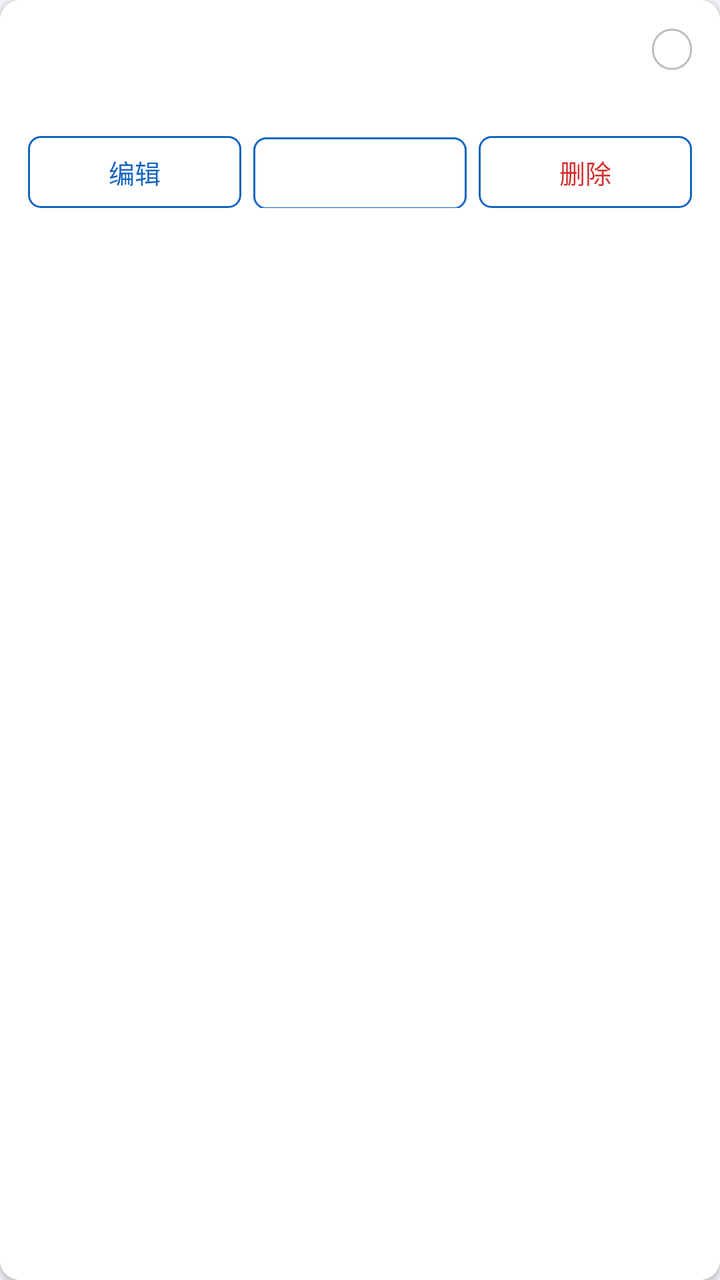
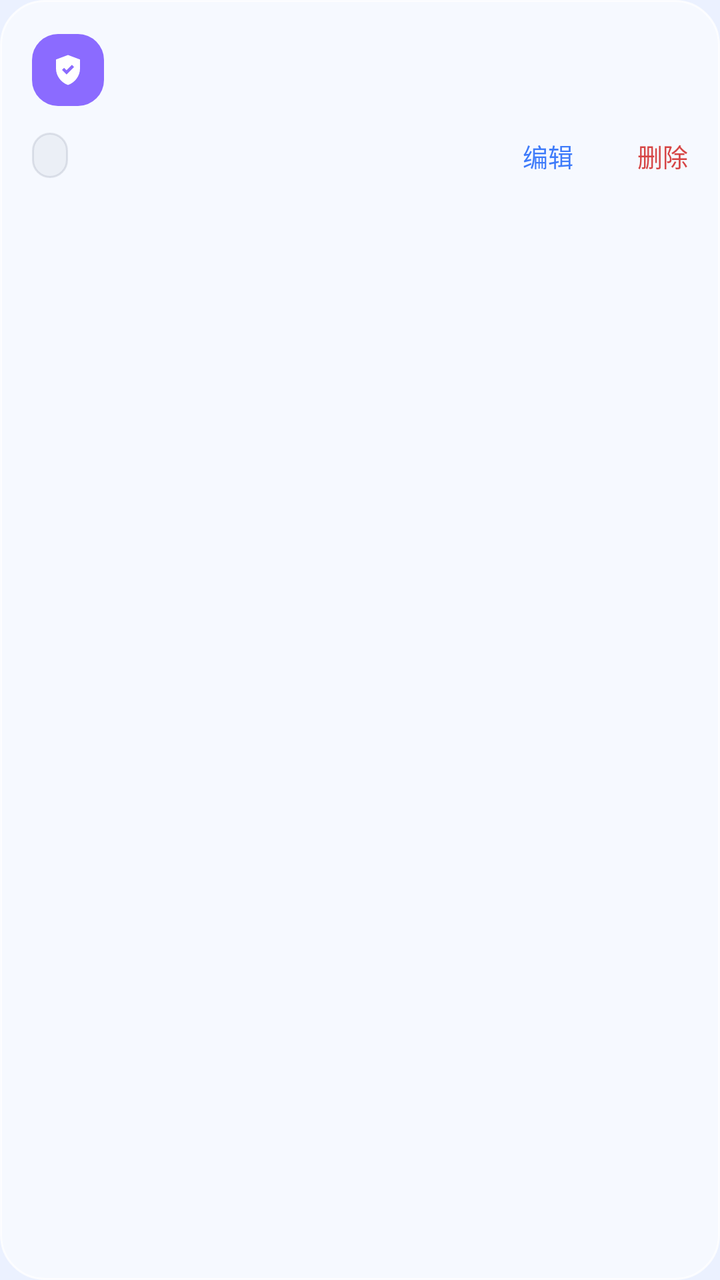

An Android layout rendered at two revisions. The XML below is the earlier revision; the diff shows what the commit changed to produce the second picture.
<!-- AndroidManifest.xml: application theme Theme.MyOpenWrt -->
<!-- res/layout/item_openclash_sub.xml -->
<?xml version="1.0" encoding="utf-8"?>
<LinearLayout xmlns:android="http://schemas.android.com/apk/res/android"
    style="@style/CardContainer"
    android:orientation="vertical">

    
    <LinearLayout
        android:layout_width="match_parent"
        android:layout_height="wrap_content"
        android:gravity="center_vertical"
        android:orientation="horizontal">

        <TextView
            android:id="@+id/tv_name"
            android:layout_width="0dp"
            android:layout_height="wrap_content"
            android:layout_weight="1"
            android:ellipsize="end"
            android:maxLines="1"
            android:textColor="@color/text_primary"
            android:textSize="16sp"
            android:textStyle="bold" />

        <TextView
            android:id="@+id/tv_current"
            android:layout_width="wrap_content"
            android:layout_height="wrap_content"
            android:background="@drawable/bg_chip"
            android:paddingStart="10dp"
            android:paddingTop="3dp"
            android:paddingEnd="10dp"
            android:paddingBottom="3dp"
            android:text="@string/oc_current_badge"
            android:textColor="@color/status_on"
            android:textSize="11sp"
            android:visibility="gone" />

        <TextView
            android:id="@+id/tv_state"
            android:layout_width="wrap_content"
            android:layout_height="wrap_content"
            android:layout_marginStart="6dp"
            android:background="@drawable/bg_chip"
            android:paddingStart="10dp"
            android:paddingTop="3dp"
            android:paddingEnd="10dp"
            android:paddingBottom="3dp"
            android:textColor="@color/text_secondary"
            android:textSize="11sp" />
    </LinearLayout>

    
    <TextView
        android:id="@+id/tv_address"
        android:layout_width="match_parent"
        android:layout_height="wrap_content"
        android:layout_marginTop="6dp"
        android:ellipsize="end"
        android:fontFamily="monospace"
        android:maxLines="3"
        android:textColor="@color/text_secondary"
        android:textIsSelectable="true"
        android:textSize="12sp" />

    
    <LinearLayout
        android:layout_width="match_parent"
        android:layout_height="wrap_content"
        android:layout_marginTop="10dp"
        android:orientation="horizontal">

        <TextView
            android:id="@+id/btn_edit"
            android:layout_width="0dp"
            android:layout_height="36dp"
            android:layout_weight="1"
            android:background="@drawable/bg_btn"
            android:clickable="true"
            android:focusable="true"
            android:gravity="center"
            android:text="@string/oc_edit"
            android:textColor="@color/primary"
            android:textSize="13sp" />

        <TextView
            android:id="@+id/btn_toggle"
            android:layout_width="0dp"
            android:layout_height="36dp"
            android:layout_marginStart="6dp"
            android:layout_weight="1"
            android:background="@drawable/bg_btn"
            android:clickable="true"
            android:focusable="true"
            android:gravity="center"
            android:textColor="@color/primary"
            android:textSize="13sp" />

        <TextView
            android:id="@+id/btn_delete"
            android:layout_width="0dp"
            android:layout_height="36dp"
            android:layout_marginStart="6dp"
            android:layout_weight="1"
            android:background="@drawable/bg_btn"
            android:clickable="true"
            android:focusable="true"
            android:gravity="center"
            android:text="@string/oc_delete"
            android:textColor="#D32F2F"
            android:textSize="13sp" />
    </LinearLayout>
</LinearLayout>
<!-- resources referenced by this layout -->
<resources>
  <color name="primary">#1565C0</color>
  <color name="status_on">#4CAF50</color>
  <color name="text_primary">#212121</color>
  <color name="text_secondary">#757575</color>
  <!-- drawable bg_btn (drawable) -->
  <?xml version="1.0" encoding="utf-8"?>
  <shape xmlns:android="http://schemas.android.com/apk/res/android"
      android:shape="rectangle">
      <solid android:color="#00000000" />
      <stroke
          android:width="1dp"
          android:color="@color/primary" />
      <corners android:radius="6dp" />
  </shape>
  <!-- drawable bg_chip (drawable) -->
  <?xml version="1.0" encoding="utf-8"?>
  <shape xmlns:android="http://schemas.android.com/apk/res/android"
      android:shape="rectangle">
      <solid android:color="#00000000" />
      <stroke
          android:width="1dp"
          android:color="#BDBDBD" />
      <corners android:radius="20dp" />
  </shape>
  <string name="oc_current_badge">当前配置</string>
  <string name="oc_delete">删除</string>
  <string name="oc_edit">编辑</string>
  <style name="CardContainer">
          <item name="android:layout_width">match_parent</item>
          <item name="android:layout_height">wrap_content</item>
          <item name="android:layout_marginStart">12dp</item>
          <item name="android:layout_marginEnd">12dp</item>
          <item name="android:layout_marginTop">8dp</item>
          <item name="android:layout_marginBottom">8dp</item>
          <item name="android:padding">14dp</item>
          <item name="android:background">@drawable/bg_card</item>
          <item name="android:elevation">2dp</item>
      </style>
  <style name="Theme.MyOpenWrt" parent="Theme.Material3.DayNight.NoActionBar">
          <item name="colorPrimary">@color/primary</item>
          <item name="colorPrimaryDark">@color/primary_dark</item>
          <item name="colorAccent">@color/accent</item>
          <item name="android:statusBarColor" tools:targetApi="l">@color/primary_dark</item>
          <item name="android:windowBackground">@color/bg_screen</item>
      </style>
  <!-- drawable bg_card (drawable) -->
  <?xml version="1.0" encoding="utf-8"?>
  <shape xmlns:android="http://schemas.android.com/apk/res/android"
      android:shape="rectangle">
      <solid android:color="@color/card_bg" />
      <corners android:radius="10dp" />
  </shape>
  <color name="primary_dark">#0D47A1</color>
  <color name="accent">#00BCD4</color>
  <color name="bg_screen">#F2F4F7</color>
  <color name="card_bg">#FFFFFFFF</color>
</resources>

<!-- the commit's change to res/layout/item_openclash_sub.xml (unified diff, before → after) -->
@@ -1,112 +1,126 @@
 <?xml version="1.0" encoding="utf-8"?>
 <LinearLayout xmlns:android="http://schemas.android.com/apk/res/android"
-    style="@style/CardContainer"
-    android:orientation="vertical">
+    android:layout_width="match_parent"
+    android:layout_height="wrap_content"
+    android:layout_marginBottom="10dp"
+    android:background="@drawable/bg_glass_card"
+    android:elevation="2dp"
+    android:orientation="vertical"
+    android:padding="16dp">
 
-    
     <LinearLayout
         android:layout_width="match_parent"
         android:layout_height="wrap_content"
         android:gravity="center_vertical"
         android:orientation="horizontal">
 
-        <TextView
-            android:id="@+id/tv_name"
+        <ImageView
+            android:layout_width="36dp"
+            android:layout_height="36dp"
+            android:background="@drawable/bg_icon_secondary"
+            android:padding="9dp"
+            android:src="@drawable/ic_shield"
+            android:tint="@color/white" />
+
+        <LinearLayout
             android:layout_width="0dp"
             android:layout_height="wrap_content"
+            android:layout_marginStart="10dp"
             android:layout_weight="1"
-            android:ellipsize="end"
-            android:maxLines="1"
-            android:textColor="@color/text_primary"
-            android:textSize="16sp"
-            android:textStyle="bold" />
+            android:orientation="vertical">
 
-        <TextView
-            android:id="@+id/tv_current"
-            android:layout_width="wrap_content"
-            android:layout_height="wrap_content"
-            android:background="@drawable/bg_chip"
-            android:paddingStart="10dp"
-            android:paddingTop="3dp"
-            android:paddingEnd="10dp"
-            android:paddingBottom="3dp"
-            android:text="@string/oc_current_badge"
-            android:textColor="@color/status_on"
-            android:textSize="11sp"
-            android:visibility="gone" />
+            <LinearLayout
+                android:layout_width="match_parent"
+                android:layout_height="wrap_content"
+                android:gravity="center_vertical"
+                android:orientation="horizontal">
+
+                <TextView
+                    android:id="@+id/tv_name"
+                    android:layout_width="wrap_content"
+                    android:layout_height="wrap_content"
+                    android:ellipsize="end"
+                    android:maxLines="1"
+                    android:textColor="@color/text_primary"
+                    android:textSize="14.5sp"
+                    android:textStyle="bold" />
+
+                <TextView
+                    android:id="@+id/tv_current"
+                    style="@style/ChipText"
+                    android:layout_width="wrap_content"
+                    android:layout_height="wrap_content"
+                    android:layout_marginStart="6dp"
+                    android:background="@drawable/bg_chip_success"
+                    android:text="@string/oc_current_badge"
+                    android:textColor="@color/status_on"
+                    android:visibility="gone" />
+            </LinearLayout>
+
+            <TextView
+                android:id="@+id/tv_address"
+                android:layout_width="match_parent"
+                android:layout_height="wrap_content"
+                android:layout_marginTop="3dp"
+                android:ellipsize="end"
+                android:fontFamily="monospace"
+                android:maxLines="1"
+                android:textColor="@color/text_secondary"
+                android:textIsSelectable="true"
+                android:textSize="11.5sp" />
+        </LinearLayout>
+    </LinearLayout>
+
+    <LinearLayout
+        android:layout_width="match_parent"
+        android:layout_height="wrap_content"
+        android:layout_marginTop="8dp"
+        android:gravity="center_vertical"
+        android:orientation="horizontal">
 
         <TextView
             android:id="@+id/tv_state"
+            style="@style/ChipText"
             android:layout_width="wrap_content"
             android:layout_height="wrap_content"
-            android:layout_marginStart="6dp"
-            android:background="@drawable/bg_chip"
-            android:paddingStart="10dp"
-            android:paddingTop="3dp"
-            android:paddingEnd="10dp"
-            android:paddingBottom="3dp"
-            android:textColor="@color/text_secondary"
-            android:textSize="11sp" />
-    </LinearLayout>
-
-    
-    <TextView
-        android:id="@+id/tv_address"
-        android:layout_width="match_parent"
-        android:layout_height="wrap_content"
-        android:layout_marginTop="6dp"
-        android:ellipsize="end"
-        android:fontFamily="monospace"
-        android:maxLines="3"
-        android:textColor="@color/text_secondary"
-        android:textIsSelectable="true"
-        android:textSize="12sp" />
-
-    
-    <LinearLayout
-        android:layout_width="match_parent"
-        android:layout_height="wrap_content"
-        android:layout_marginTop="10dp"
-        android:orientation="horizontal">
+            android:background="@drawable/bg_chip_neutral"
+            android:textColor="@color/text_secondary" />
 
         <TextView
             android:id="@+id/btn_edit"
             android:layout_width="0dp"
-            android:layout_height="36dp"
+            android:layout_height="wrap_content"
             android:layout_weight="1"
-            android:background="@drawable/bg_btn"
-            android:clickable="true"
-            android:focusable="true"
-            android:gravity="center"
+            android:gravity="end"
+            android:paddingStart="8dp"
+            android:paddingTop="6dp"
+            android:paddingEnd="8dp"
+            android:paddingBottom="6dp"
             android:text="@string/oc_edit"
             android:textColor="@color/primary"
-            android:textSize="13sp" />
+            android:textSize="12.5sp" />
 
         <TextView
             android:id="@+id/btn_toggle"
-            android:layout_width="0dp"
-            android:layout_height="36dp"
-            android:layout_marginStart="6dp"
-            android:layout_weight="1"
-            android:background="@drawable/bg_btn"
-            android:clickable="true"
-            android:focusable="true"
-            android:gravity="center"
+            android:layout_width="wrap_content"
+            android:layout_height="wrap_content"
+            android:paddingStart="8dp"
+            android:paddingTop="6dp"
+            android:paddingEnd="8dp"
+            android:paddingBottom="6dp"
             android:textColor="@color/primary"
-            android:textSize="13sp" />
+            android:textSize="12.5sp" />
 
         <TextView
             android:id="@+id/btn_delete"
-            android:layout_width="0dp"
-            android:layout_height="36dp"
-            android:layout_marginStart="6dp"
-            android:layout_weight="1"
-            android:background="@drawable/bg_btn"
-            android:clickable="true"
-            android:focusable="true"
-            android:gravity="center"
+            android:layout_width="wrap_content"
+            android:layout_height="wrap_content"
+            android:paddingStart="8dp"
+            android:paddingTop="6dp"
+            android:paddingEnd="0dp"
+            android:paddingBottom="6dp"
             android:text="@string/oc_delete"
-            android:textColor="#D32F2F"
-            android:textSize="13sp" />
+            android:textColor="@color/danger"
+            android:textSize="12.5sp" />
     </LinearLayout>
 </LinearLayout>
<!-- resource entries referenced after the edit -->
@@ -1,60 +1,91 @@
 <!-- resources referenced by this layout -->
 <resources>
-  <color name="primary">#1565C0</color>
-  <color name="status_on">#4CAF50</color>
-  <color name="text_primary">#212121</color>
-  <color name="text_secondary">#757575</color>
-  <!-- drawable bg_btn (drawable) -->
+  <color name="danger">#FFD64545</color>
+  <color name="primary">#FF3E7BFA</color>
+  <color name="status_on">#FF27C281</color>
+  <color name="text_primary">#FF1B2436</color>
+  <color name="text_secondary">#FF6B7690</color>
+  <color name="white">#FFFFFFFF</color>
+  <!-- drawable bg_chip_neutral (drawable) -->
   <?xml version="1.0" encoding="utf-8"?>
   <shape xmlns:android="http://schemas.android.com/apk/res/android"
       android:shape="rectangle">
-      <solid android:color="#00000000" />
+      <solid android:color="#1F9AA3B2" />
       <stroke
           android:width="1dp"
-          android:color="@color/primary" />
-      <corners android:radius="6dp" />
+          android:color="#479AA3B2" />
+      <corners android:radius="20dp" />
   </shape>
-  <!-- drawable bg_chip (drawable) -->
+  <!-- drawable bg_chip_success (drawable) -->
   <?xml version="1.0" encoding="utf-8"?>
   <shape xmlns:android="http://schemas.android.com/apk/res/android"
       android:shape="rectangle">
-      <solid android:color="#00000000" />
+      <solid android:color="#1F27C281" />
       <stroke
           android:width="1dp"
-          android:color="#BDBDBD" />
+          android:color="#4727C281" />
       <corners android:radius="20dp" />
   </shape>
+  <!-- drawable bg_glass_card (drawable) -->
+  <?xml version="1.0" encoding="utf-8"?>
+  <shape xmlns:android="http://schemas.android.com/apk/res/android"
+      android:shape="rectangle">
+      <solid android:color="@color/glass_fill" />
+      <stroke
+          android:width="1dp"
+          android:color="@color/glass_border" />
+      <corners android:radius="22dp" />
+  </shape>
+  <!-- drawable bg_icon_secondary (drawable) -->
+  <?xml version="1.0" encoding="utf-8"?>
+  <shape xmlns:android="http://schemas.android.com/apk/res/android"
+      android:shape="rectangle">
+      <solid android:color="@color/secondary" />
+      <corners android:radius="13dp" />
+  </shape>
+  <!-- drawable ic_shield (drawable) -->
+  <vector xmlns:android="http://schemas.android.com/apk/res/android"
+      android:width="24dp"
+      android:height="24dp"
+      android:viewportWidth="24"
+      android:viewportHeight="24">
+      <path
+          android:fillColor="#FF000000"
+          android:pathData="M12,2L4,5v6c0,5 3.4,9.4 8,11c4.6,-1.6 8,-6 8,-11V5L12,2zM11,15l-3,-3l1.4,-1.4L11,12.2l3.6,-3.6L16,10L11,15z" />
+  </vector>
   <string name="oc_current_badge">当前配置</string>
   <string name="oc_delete">删除</string>
   <string name="oc_edit">编辑</string>
-  <style name="CardContainer">
-          <item name="android:layout_width">match_parent</item>
+  <style name="ChipText">
+          <item name="android:layout_width">wrap_content</item>
           <item name="android:layout_height">wrap_content</item>
-          <item name="android:layout_marginStart">12dp</item>
-          <item name="android:layout_marginEnd">12dp</item>
-          <item name="android:layout_marginTop">8dp</item>
-          <item name="android:layout_marginBottom">8dp</item>
-          <item name="android:padding">14dp</item>
-          <item name="android:background">@drawable/bg_card</item>
-          <item name="android:elevation">2dp</item>
+          <item name="android:paddingStart">9dp</item>
+          <item name="android:paddingEnd">9dp</item>
+          <item name="android:paddingTop">4dp</item>
+          <item name="android:paddingBottom">4dp</item>
+          <item name="android:textSize">11sp</item>
+          <item name="android:textStyle">bold</item>
       </style>
   <style name="Theme.MyOpenWrt" parent="Theme.Material3.DayNight.NoActionBar">
           <item name="colorPrimary">@color/primary</item>
           <item name="colorPrimaryDark">@color/primary_dark</item>
+          <item name="colorSecondary">@color/secondary</item>
           <item name="colorAccent">@color/accent</item>
-          <item name="android:statusBarColor" tools:targetApi="l">@color/primary_dark</item>
+          <item name="colorOnPrimary">@color/white</item>
+  
           <item name="android:windowBackground">@color/bg_screen</item>
+          <item name="android:statusBarColor">@android:color/transparent</item>
+          <item name="android:navigationBarColor">@android:color/transparent</item>
+          <item name="android:windowDrawsSystemBarBackgrounds">true</item>
+          <item name="android:windowLightStatusBar" tools:targetApi="m">@bool/light_system_bars</item>
+          <item name="android:windowLightNavigationBar" tools:targetApi="o_mr1">@bool/light_system_bars</item>
+          <item name="android:windowActionModeOverlay">true</item>
       </style>
-  <!-- drawable bg_card (drawable) -->
-  <?xml version="1.0" encoding="utf-8"?>
-  <shape xmlns:android="http://schemas.android.com/apk/res/android"
-      android:shape="rectangle">
-      <solid android:color="@color/card_bg" />
-      <corners android:radius="10dp" />
-  </shape>
-  <color name="primary_dark">#0D47A1</color>
-  <color name="accent">#00BCD4</color>
-  <color name="bg_screen">#F2F4F7</color>
-  <color name="card_bg">#FFFFFFFF</color>
+  <color name="glass_fill">#94FFFFFF</color>
+  <color name="glass_border">#C7FFFFFF</color>
+  <color name="secondary">#FF8B6BFF</color>
+  <color name="primary_dark">#FF2C5EDB</color>
+  <color name="accent">#FF17C3B2</color>
+  <color name="bg_screen">#FFEBF1FF</color>
 </resources>
 
